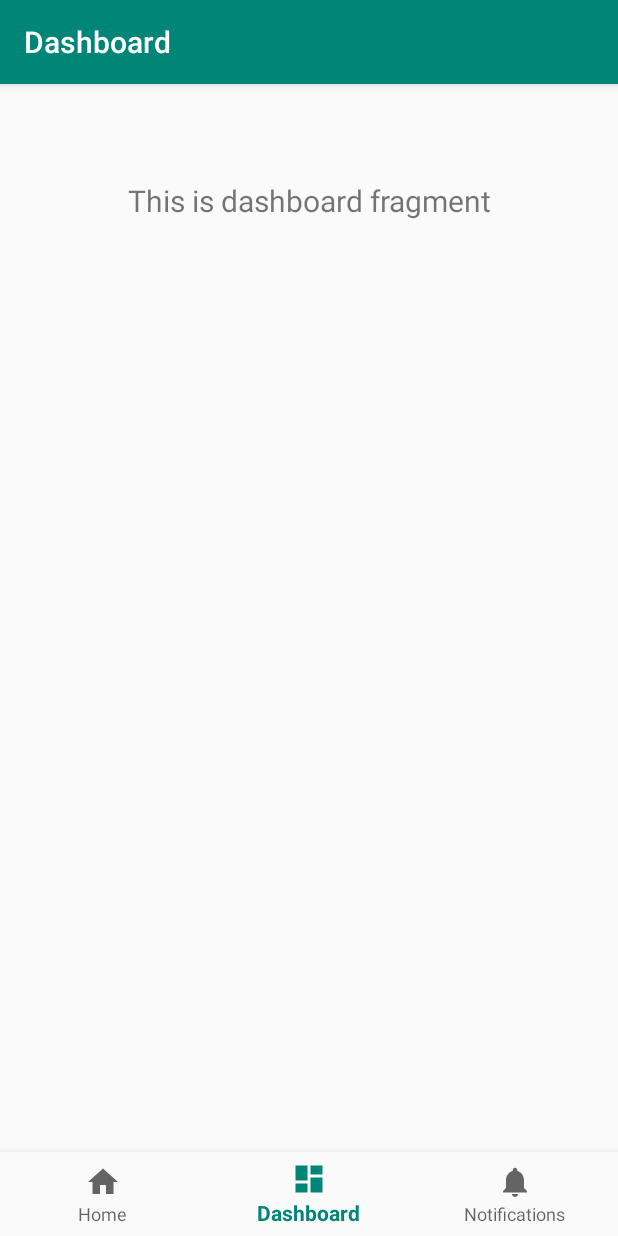
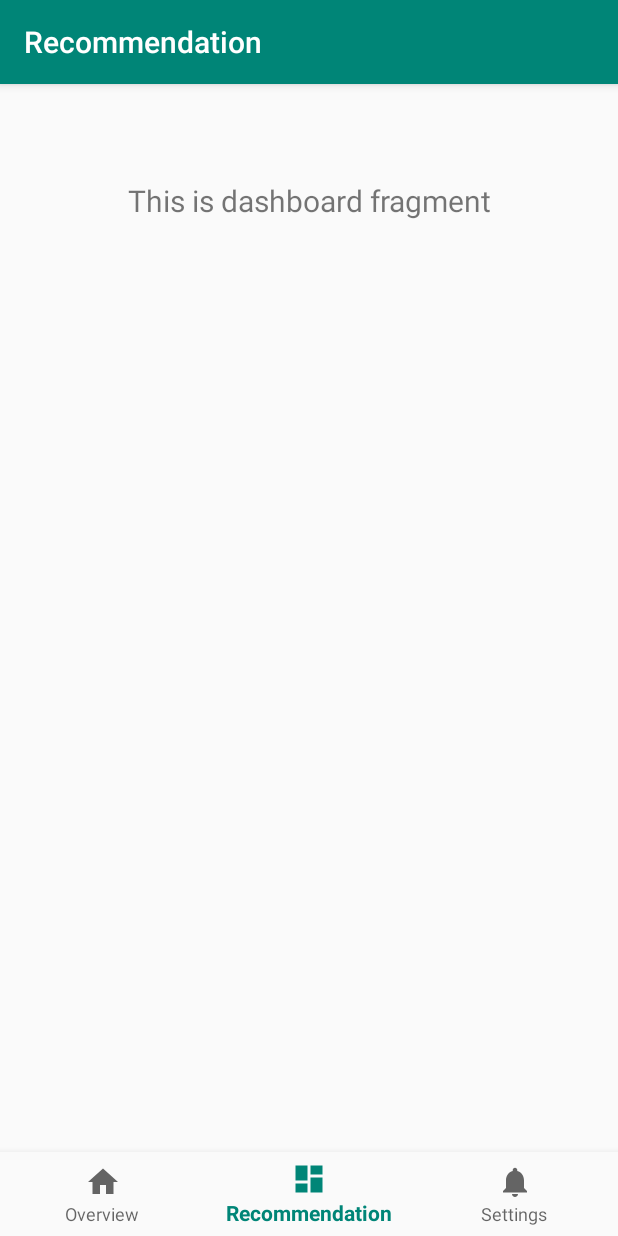
Before and after one commit to PROJECT-FOCUS/Front-end-android, an Android app: the RecommendationFragment screen opened through its navigation route, item 2 of the bottom bar chosen, on a phone screen of 412 x 824 dp. Run offline under Robolectric (Android 15) with nearby library versions, the light colour scheme and no system bars; our stand-ins replace navigation-ui.

Commit message:
Front End init -set up Main Activity base

```diff
--- a/app/src/main/java/com/team/focus/MainActivity.java
+++ b/app/src/main/java/com/team/focus/MainActivity.java
@@ -20,7 +20,7 @@ public class MainActivity extends AppCompatActivity {
         // Passing each menu ID as a set of Ids because each
         // menu should be considered as top level destinations.
         AppBarConfiguration appBarConfiguration = new AppBarConfiguration.Builder(
-                R.id.navigation_home, R.id.navigation_dashboard, R.id.navigation_notifications)
+                R.id.navigation_overview, R.id.navigation_recommendation, R.id.navigation_Settings)
                 .build();
         NavController navController = Navigation.findNavController(this, R.id.nav_host_fragment);
         NavigationUI.setupActionBarWithNavController(this, navController, appBarConfiguration);
--- a/app/src/main/java/com/team/focus/ui/dashboard/DashboardFragment.java
+++ b/app/src/main/java/com/team/focus/ui/overview/OverviewFragment.java
@@ -1,4 +1,4 @@
-package com.team.focus.ui.dashboard;
+package com.team.focus.ui.overview;
 
 import android.os.Bundle;
 import android.view.LayoutInflater;
@@ -14,17 +14,17 @@ import androidx.lifecycle.ViewModelProviders;
 
 import com.team.focus.R;
 
-public class DashboardFragment extends Fragment {
+public class OverviewFragment extends Fragment {
 
-    private DashboardViewModel dashboardViewModel;
+    private OverviewViewModel overviewViewModel;
 
     public View onCreateView(@NonNull LayoutInflater inflater,
                              ViewGroup container, Bundle savedInstanceState) {
-        dashboardViewModel =
-                ViewModelProviders.of(this).get(DashboardViewModel.class);
-        View root = inflater.inflate(R.layout.fragment_dashboard, container, false);
-        final TextView textView = root.findViewById(R.id.text_dashboard);
-        dashboardViewModel.getText().observe(this, new Observer<String>() {
+        overviewViewModel =
+                ViewModelProviders.of(this).get(OverviewViewModel.class);
+        View root = inflater.inflate(R.layout.fragment_settings, container, false);
+        final TextView textView = root.findViewById(R.id.text_home);
+        overviewViewModel.getText().observe(this, new Observer<String>() {
             @Override
             public void onChanged(@Nullable String s) {
                 textView.setText(s);
--- a/app/src/main/java/com/team/focus/ui/dashboard/DashboardViewModel.java
+++ b/app/src/main/java/com/team/focus/ui/overview/OverviewViewModel.java
@@ -1,16 +1,16 @@
-package com.team.focus.ui.dashboard;
+package com.team.focus.ui.overview;
 
 import androidx.lifecycle.LiveData;
 import androidx.lifecycle.MutableLiveData;
 import androidx.lifecycle.ViewModel;
 
-public class DashboardViewModel extends ViewModel {
+public class OverviewViewModel extends ViewModel {
 
     private MutableLiveData<String> mText;
 
-    public DashboardViewModel() {
+    public OverviewViewModel() {
         mText = new MutableLiveData<>();
-        mText.setValue("This is dashboard fragment");
+        mText.setValue("This is home fragment");
     }
 
     public LiveData<String> getText() {
--- a/app/src/main/java/com/team/focus/ui/notifications/NotificationsFragment.java
+++ b/app/src/main/java/com/team/focus/ui/recommendation/RecommendationFragment.java
@@ -1,4 +1,4 @@
-package com.team.focus.ui.notifications;
+package com.team.focus.ui.recommendation;
 
 import android.os.Bundle;
 import android.view.LayoutInflater;
@@ -14,17 +14,17 @@ import androidx.lifecycle.ViewModelProviders;
 
 import com.team.focus.R;
 
-public class NotificationsFragment extends Fragment {
+public class RecommendationFragment extends Fragment {
 
-    private NotificationsViewModel notificationsViewModel;
+    private RecommendationViewModel recommendationViewModel;
 
     public View onCreateView(@NonNull LayoutInflater inflater,
                              ViewGroup container, Bundle savedInstanceState) {
-        notificationsViewModel =
-                ViewModelProviders.of(this).get(NotificationsViewModel.class);
-        View root = inflater.inflate(R.layout.fragment_notifications, container, false);
+        recommendationViewModel =
+                ViewModelProviders.of(this).get(RecommendationViewModel.class);
+        View root = inflater.inflate(R.layout.fragment_recommendation, container, false);
         final TextView textView = root.findViewById(R.id.text_notifications);
-        notificationsViewModel.getText().observe(this, new Observer<String>() {
+        recommendationViewModel.getText().observe(this, new Observer<String>() {
             @Override
             public void onChanged(@Nullable String s) {
                 textView.setText(s);
--- a/app/src/main/java/com/team/focus/ui/notifications/NotificationsViewModel.java
+++ b/app/src/main/java/com/team/focus/ui/recommendation/RecommendationViewModel.java
@@ -1,14 +1,14 @@
-package com.team.focus.ui.notifications;
+package com.team.focus.ui.recommendation;
 
 import androidx.lifecycle.LiveData;
 import androidx.lifecycle.MutableLiveData;
 import androidx.lifecycle.ViewModel;
 
-public class NotificationsViewModel extends ViewModel {
+public class RecommendationViewModel extends ViewModel {
 
     private MutableLiveData<String> mText;
 
-    public NotificationsViewModel() {
+    public RecommendationViewModel() {
         mText = new MutableLiveData<>();
         mText.setValue("This is notifications fragment");
     }
--- a/app/src/main/java/com/team/focus/ui/home/HomeFragment.java
+++ b/app/src/main/java/com/team/focus/ui/settings/SettingsFragment.java
@@ -1,4 +1,4 @@
-package com.team.focus.ui.home;
+package com.team.focus.ui.settings;
 
 import android.os.Bundle;
 import android.view.LayoutInflater;
@@ -14,17 +14,17 @@ import androidx.lifecycle.ViewModelProviders;
 
 import com.team.focus.R;
 
-public class HomeFragment extends Fragment {
+public class SettingsFragment extends Fragment {
 
-    private HomeViewModel homeViewModel;
+    private SettingsViewModel settingsViewModel;
 
     public View onCreateView(@NonNull LayoutInflater inflater,
                              ViewGroup container, Bundle savedInstanceState) {
-        homeViewModel =
-                ViewModelProviders.of(this).get(HomeViewModel.class);
-        View root = inflater.inflate(R.layout.fragment_home, container, false);
-        final TextView textView = root.findViewById(R.id.text_home);
-        homeViewModel.getText().observe(this, new Observer<String>() {
+        settingsViewModel =
+                ViewModelProviders.of(this).get(SettingsViewModel.class);
+        View root = inflater.inflate(R.layout.fragment_overview, container, false);
+        final TextView textView = root.findViewById(R.id.text_dashboard);
+        settingsViewModel.getText().observe(this, new Observer<String>() {
             @Override
             public void onChanged(@Nullable String s) {
                 textView.setText(s);
--- a/app/src/main/java/com/team/focus/ui/home/HomeViewModel.java
+++ b/app/src/main/java/com/team/focus/ui/settings/SettingsViewModel.java
@@ -1,16 +1,16 @@
-package com.team.focus.ui.home;
+package com.team.focus.ui.settings;
 
 import androidx.lifecycle.LiveData;
 import androidx.lifecycle.MutableLiveData;
 import androidx.lifecycle.ViewModel;
 
-public class HomeViewModel extends ViewModel {
+public class SettingsViewModel extends ViewModel {
 
     private MutableLiveData<String> mText;
 
-    public HomeViewModel() {
+    public SettingsViewModel() {
         mText = new MutableLiveData<>();
-        mText.setValue("This is home fragment");
+        mText.setValue("This is dashboard fragment");
     }
 
     public LiveData<String> getText() {
--- a/app/src/main/res/menu/bottom_nav_menu.xml
+++ b/app/src/main/res/menu/bottom_nav_menu.xml
@@ -2,18 +2,18 @@
 <menu xmlns:android="http://schemas.android.com/apk/res/android">
 
     <item
-        android:id="@+id/navigation_home"
+        android:id="@+id/navigation_overview"
         android:icon="@drawable/ic_home_black_24dp"
-        android:title="@string/title_home" />
+        android:title="@string/title_overview" />
 
     <item
-        android:id="@+id/navigation_dashboard"
+        android:id="@+id/navigation_recommendation"
         android:icon="@drawable/ic_dashboard_black_24dp"
-        android:title="@string/title_dashboard" />
+        android:title="@string/title_recommendation" />
 
     <item
-        android:id="@+id/navigation_notifications"
+        android:id="@+id/navigation_Settings"
         android:icon="@drawable/ic_notifications_black_24dp"
-        android:title="@string/title_notifications" />
+        android:title="@string/title_settings" />
 
 </menu>
--- a/app/src/main/res/navigation/mobile_navigation.xml
+++ b/app/src/main/res/navigation/mobile_navigation.xml
@@ -3,23 +3,23 @@
     xmlns:app="http://schemas.android.com/apk/res-auto"
     xmlns:tools="http://schemas.android.com/tools"
     android:id="@+id/mobile_navigation"
-    app:startDestination="@+id/navigation_home">
+    app:startDestination="@+id/navigation_overview">
 
     <fragment
-        android:id="@+id/navigation_home"
-        android:name="com.team.focus.ui.home.HomeFragment"
-        android:label="@string/title_home"
-        tools:layout="@layout/fragment_home" />
+        android:id="@+id/navigation_overview"
+        android:name="com.team.focus.ui.overview.OverviewFragment"
+        android:label="@string/title_overview"
+        tools:layout="@layout/fragment_settings" />
 
     <fragment
-        android:id="@+id/navigation_dashboard"
-        android:name="com.team.focus.ui.dashboard.DashboardFragment"
-        android:label="@string/title_dashboard"
-        tools:layout="@layout/fragment_dashboard" />
+        android:id="@+id/navigation_recommendation"
+        android:name="com.team.focus.ui.settings.SettingsFragment"
+        android:label="@string/title_recommendation"
+        tools:layout="@layout/fragment_overview" />
 
     <fragment
-        android:id="@+id/navigation_notifications"
-        android:name="com.team.focus.ui.notifications.NotificationsFragment"
-        android:label="@string/title_notifications"
-        tools:layout="@layout/fragment_notifications" />
+        android:id="@+id/navigation_Settings"
+        android:name="com.team.focus.ui.recommendation.RecommendationFragment"
+        android:label="@string/title_settings"
+        tools:layout="@layout/fragment_recommendation" />
 </navigation>
--- a/app/src/main/res/values/strings.xml
+++ b/app/src/main/res/values/strings.xml
@@ -1,9 +1,9 @@
 <resources>
-    <string name="app_name">FOCUS FrontEnd Android</string>
+    <string name="app_name">FOCUS</string>
     <string name="launcher">Launcher</string>
-    <string name="title_home">Home</string>
-    <string name="title_dashboard">Dashboard</string>
-    <string name="title_notifications">Notifications</string>
+    <string name="title_overview">Overview</string>
+    <string name="title_recommendation">Recommendation</string>
+    <string name="title_settings">Settings</string>
     <string name="title_activity_login">Sign in</string>
     <string name="prompt_email">Email</string>
     <string name="prompt_password">Password</string>
```
Also changed, not shown: app/src/main/res/layout/fragment_overview.xml (renamed from app/src/main/res/layout/fragment_dashboard.xml), app/src/main/res/layout/fragment_recommendation.xml (renamed from app/src/main/res/layout/fragment_notifications.xml), app/src/main/res/layout/fragment_settings.xml (renamed from app/src/main/res/layout/fragment_home.xml).
